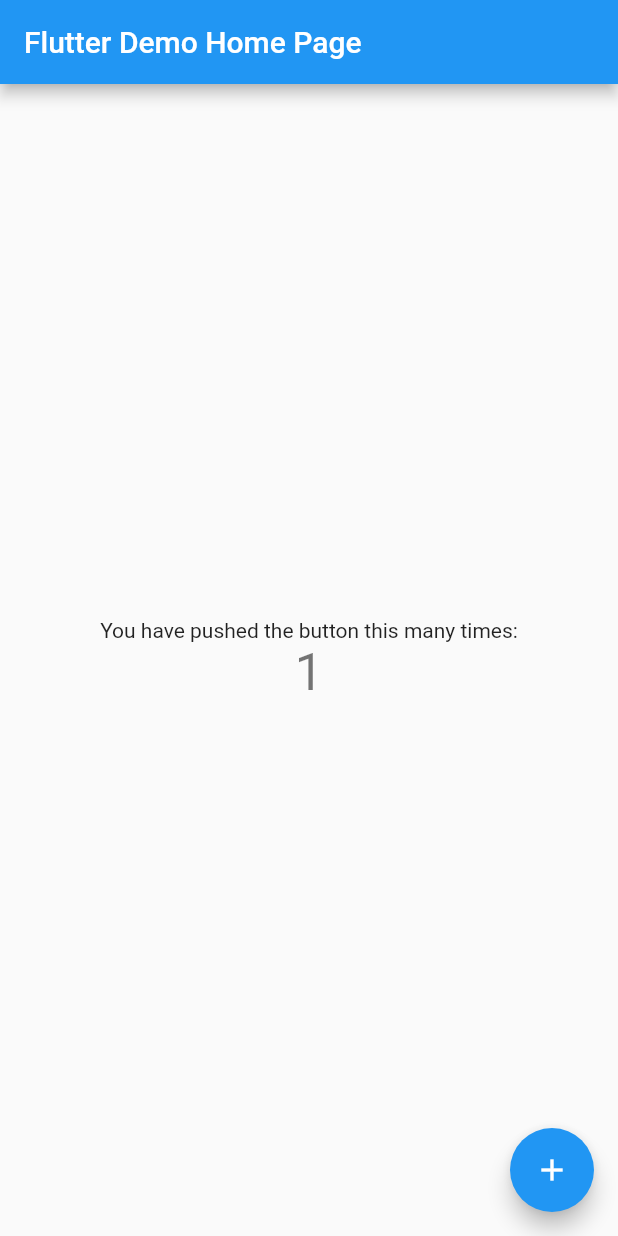
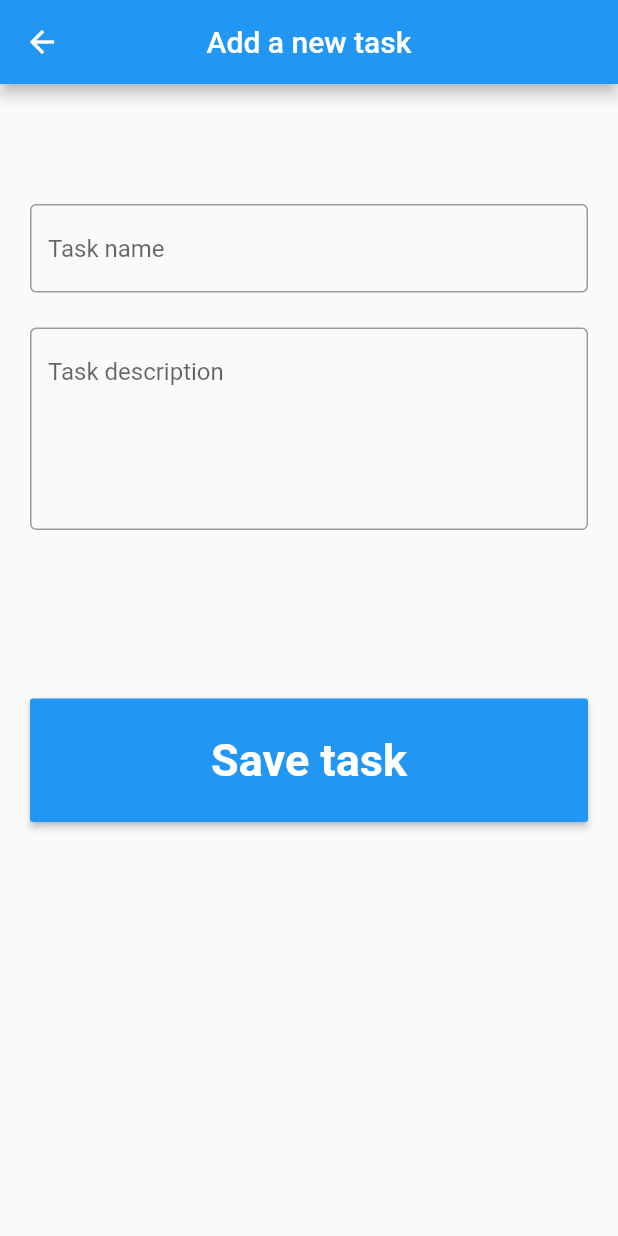
Before and after one commit to zastavropoulos/Day-planner-app, a Flutter app: the screen it shows after launch, after a tap on the "add" icon, on a phone screen of 412 x 824 dp. Run offline on Flutter 3.47's test engine with Material 2 defaults, Android fonts, the phone set to English and light mode, and no system bars.

Commit message:
Save and show tasks
Save new tasks in a json and show them in the list view.

```diff
--- /dev/null
+++ b/todo_planner_app/files/tasks.json
@@ -0,0 +1,26 @@
+[
+    {
+        "name": "Test task 1",
+        "description": "Test description 1"
+    },
+    {
+        "name": "Test task 2",
+        "description": "Test description 2"
+    },
+    {
+        "name":"Test task 3",
+        "description":"Test description 3"
+    },
+    {
+        "name": "Test task 4",
+        "description": "Test description 4"
+    },
+    {
+        "name": "Test task 5",
+        "description": "Test description 5"
+    },
+    {
+        "name": "Test task 6",
+        "description": "Test description 6"
+    }
+]
--- a/todo_planner_app/lib/main.dart
+++ b/todo_planner_app/lib/main.dart
@@ -1,4 +1,7 @@
+import 'dart:convert';
+
 import 'package:flutter/material.dart';
+import 'package:todo_planner_app/screens/addTask.dart';
 
 void main() {
   runApp(MyApp());
@@ -9,39 +12,19 @@ class MyApp extends StatelessWidget {
   @override
   Widget build(BuildContext context) {
     return MaterialApp(
-      title: 'Flutter Demo',
+      debugShowCheckedModeBanner: false,
+      title: 'To-do planner app',
       theme: ThemeData(
-        // This is the theme of your application.
-        //
-        // Try running your application with "flutter run". You'll see the
-        // application has a blue toolbar. Then, without quitting the app, try
-        // changing the primarySwatch below to Colors.green and then invoke
-        // "hot reload" (press "r" in the console where you ran "flutter run",
-        // or simply save your changes to "hot reload" in a Flutter IDE).
-        // Notice that the counter didn't reset back to zero; the application
-        // is not restarted.
         primarySwatch: Colors.blue,
-        // This makes the visual density adapt to the platform that you run
-        // the app on. For desktop platforms, the controls will be smaller and
-        // closer together (more dense) than on mobile platforms.
         visualDensity: VisualDensity.adaptivePlatformDensity,
       ),
-      home: MyHomePage(title: 'Flutter Demo Home Page'),
+      home: MyHomePage(title: 'Day planner app'),
     );
   }
 }
 
 class MyHomePage extends StatefulWidget {
   MyHomePage({Key key, this.title}) : super(key: key);
-
-  // This widget is the home page of your application. It is stateful, meaning
-  // that it has a State object (defined below) that contains fields that affect
-  // how it looks.
-
-  // This class is the configuration for the state. It holds the values (in this
-  // case the title) provided by the parent (in this case the App widget) and
-  // used by the build method of the State. Fields in a Widget subclass are
-  // always marked "final".
 
   final String title;
 
@@ -50,68 +33,53 @@ class MyHomePage extends StatefulWidget {
 }
 
 class _MyHomePageState extends State<MyHomePage> {
-  int _counter = 0;
-
-  void _incrementCounter() {
-    setState(() {
-      // This call to setState tells the Flutter framework that something has
-      // changed in this State, which causes it to rerun the build method below
-      // so that the display can reflect the updated values. If we changed
-      // _counter without calling setState(), then the build method would not be
-      // called again, and so nothing would appear to happen.
-      _counter++;
-    });
+  void _addTask() {
+    Navigator.push(
+      context,
+      MaterialPageRoute(builder: (context) => AddTask()),
+    );
   }
 
   @override
   Widget build(BuildContext context) {
-    // This method is rerun every time setState is called, for instance as done
-    // by the _incrementCounter method above.
-    //
-    // The Flutter framework has been optimized to make rerunning build methods
-    // fast, so that you can just rebuild anything that needs updating rather
-    // than having to individually change instances of widgets.
     return Scaffold(
       appBar: AppBar(
-        // Here we take the value from the MyHomePage object that was created by
-        // the App.build method, and use it to set our appbar title.
         title: Text(widget.title),
+        centerTitle: true,
       ),
-      body: Center(
-        // Center is a layout widget. It takes a single child and positions it
-        // in the middle of the parent.
-        child: Column(
-          // Column is also a layout widget. It takes a list of children and
-          // arranges them vertically. By default, it sizes itself to fit its
-          // children horizontally, and tries to be as tall as its parent.
-          //
-          // Invoke "debug painting" (press "p" in the console, choose the
-          // "Toggle Debug Paint" action from the Flutter Inspector in Android
-          // Studio, or the "Toggle Debug Paint" command in Visual Studio Code)
-          // to see the wireframe for each widget.
-          //
-          // Column has various properties to control how it sizes itself and
-          // how it positions its children. Here we use mainAxisAlignment to
-          // center the children vertically; the main axis here is the vertical
-          // axis because Columns are vertical (the cross axis would be
-          // horizontal).
-          mainAxisAlignment: MainAxisAlignment.center,
-          children: <Widget>[
-            Text(
-              'You have pushed the button this many times:',
-            ),
-            Text(
-              '$_counter',
-              style: Theme.of(context).textTheme.headline4,
-            ),
-          ],
+      body: Container(
+        margin: EdgeInsets.fromLTRB(0.0, 30.0, 0, 0),
+        height: MediaQuery.of(context).size.height * 0.9,
+        width: double.infinity,
+        child: FutureBuilder(
+          future: DefaultAssetBundle.of(context).loadString('files/tasks.json'),
+          builder: (context, snapshot) {
+            var tasksData = json.decode(snapshot.data.toString());
+            return ListView.builder(
+              itemCount: (tasksData == null) ? 0 : tasksData.length,
+              itemBuilder: (BuildContext context, int index) {
+                return Container(
+                  padding: EdgeInsets.symmetric(horizontal: 20.0),
+                  height: MediaQuery.of(context).size.height * 0.1,
+                  width: double.infinity,
+                  child: Row(
+                    mainAxisAlignment: MainAxisAlignment.spaceBetween,
+                    children: [
+                      Text('${tasksData[index]['name']}'),
+                      Icon(Icons.check_circle_outline),
+                    ],
+                  ),
+                );
+              },
+            );
+          },
         ),
       ),
       floatingActionButton: FloatingActionButton(
-        onPressed: _incrementCounter,
-        tooltip: 'Increment',
+        onPressed: _addTask,
+        tooltip: 'Add task',
         child: Icon(Icons.add),
-      ), // This trailing comma makes auto-formatting nicer for build methods.
+      ),
     );
   }
 }
--- /dev/null
+++ b/todo_planner_app/lib/models/task.dart
@@ -0,0 +1,15 @@
+class Task {
+  final String name;
+  final String description;
+
+  Task(this.name, this.description);
+
+  Task.fromJson(Map<String, dynamic> json)
+      : name = json['name'],
+        description = json['description'];
+
+  Map<String, dynamic> toJson() => {
+        'name': name,
+        'description': description,
+      };
+}
--- /dev/null
+++ b/todo_planner_app/lib/screens/addTask.dart
@@ -0,0 +1,151 @@
+import 'dart:convert';
+import 'dart:io';
+
+import 'package:flutter/cupertino.dart';
+import 'package:flutter/material.dart';
+import 'package:path_provider/path_provider.dart';
+
+class AddTask extends StatefulWidget {
+  @override
+  _AddTaskState createState() => _AddTaskState();
+}
+
+class _AddTaskState extends State<AddTask> {
+  String _taskName;
+  String _taskDescription;
+  final _nameController = TextEditingController();
+  final _descriptionController = TextEditingController();
+
+  File jsonFile;
+  Directory dir;
+  String fileName = 'tasks.json';
+  bool fileExists = false;
+  Map<String, dynamic> fileContent;
+
+  @override
+  void initState() {
+    super.initState();
+    getApplicationDocumentsDirectory().then((Directory directory) {
+      dir = directory;
+      jsonFile = new File(dir.path + "/" + fileName);
+      fileExists = jsonFile.existsSync();
+      if (fileExists)
+        this.setState(
+            () => fileContent = json.decode(jsonFile.readAsStringSync()));
+    });
+  }
+
+  void createFile(
+      Map<String, dynamic> content, Directory dir, String filename) {
+    File file = new File(dir.path + "/" + filename);
+    file.createSync();
+    fileExists = true;
+    file.writeAsStringSync(json.encode(content));
+  }
+
+  void writeToFile(String key, String value) {
+    Map<String, dynamic> content = {key: value};
+    if (fileExists) {
+      Map<String, dynamic> jsonFileContent =
+          json.decode(jsonFile.readAsStringSync());
+      jsonFileContent.addAll(content);
+      jsonFile.writeAsStringSync(json.encode(jsonFileContent));
+    } else {
+      createFile(content, dir, fileName);
+    }
+    this.setState(() => fileContent = json.decode(jsonFile.readAsStringSync()));
+  }
+
+  @override
+  Widget build(BuildContext context) {
+    return Scaffold(
+      appBar: AppBar(
+        title: Text('Add a new task'),
+        centerTitle: true,
+      ),
+      body: Container(
+        padding: EdgeInsets.symmetric(vertical: 80.0),
+        height: MediaQuery.of(context).size.height * 0.8,
+        width: double.infinity,
+        child: SingleChildScrollView(
+          child: Column(
+            mainAxisAlignment: MainAxisAlignment.start,
+            mainAxisSize: MainAxisSize.max,
+            children: [
+              _showNameTextbox(context),
+              _showDescriptionTextbox(context),
+              _saveTaskButton(context)
+            ],
+          ),
+        ),
+      ),
+    );
+  }
+
+  @override
+  void dispose() {
+    _nameController.dispose();
+    _descriptionController.dispose();
+    super.dispose();
+  }
+
+  Widget _showNameTextbox(BuildContext _context) {
+    return Container(
+      padding: EdgeInsets.symmetric(horizontal: 20.0),
+      width: double.infinity,
+      height: MediaQuery.of(_context).size.height * 0.10,
+      child: TextField(
+        controller: _nameController,
+        decoration: InputDecoration(
+          hintText: "Task name",
+          border: OutlineInputBorder(),
+        ),
+      ),
+    );
+  }
+
+  Widget _showDescriptionTextbox(BuildContext _context) {
+    return Container(
+      padding: EdgeInsets.symmetric(horizontal: 20.0),
+      width: double.infinity,
+      height: MediaQuery.of(_context).size.height * 0.3,
+      child: TextField(
+        controller: _descriptionController,
+        decoration: InputDecoration(
+          hintText: "Task description",
+          border: OutlineInputBorder(),
+        ),
+        maxLines: 5,
+      ),
+    );
+  }
+
+  Widget _saveTaskButton(BuildContext _context) {
+    return Container(
+      padding: EdgeInsets.symmetric(horizontal: 20.0),
+      width: double.infinity,
+      height: MediaQuery.of(_context).size.height * 0.10,
+      child: RaisedButton(
+        onPressed: () {
+          _saveNewTask();
+        },
+        color: Colors.blue,
+        child: Text(
+          'Save task',
+          style: TextStyle(
+              color: Colors.white, fontWeight: FontWeight.bold, fontSize: 30.0),
+        ),
+      ),
+    );
+  }
+
+  void _saveNewTask() {
+    _taskName = _nameController.text;
+    _taskDescription = _descriptionController.text;
+    print(dir);
+    print(fileExists);
+    print(fileContent);
+    writeToFile(_taskName, _taskDescription);
+    print(fileContent);
+  }
+}
--- a/todo_planner_app/pubspec.yaml
+++ b/todo_planner_app/pubspec.yaml
@@ -23,6 +23,7 @@ environment:
 dependencies:
   flutter:
     sdk: flutter
+  path_provider: ^1.6.24
 
 
   # The following adds the Cupertino Icons font to your application.
@@ -45,8 +46,8 @@ flutter:
   uses-material-design: true
 
   # To add assets to your application, add an assets section, like this:
-  # assets:
-  #   - images/a_dot_burr.jpeg
+  assets:
+    - files/tasks.json
   #   - images/a_dot_ham.jpeg
 
   # An image asset can refer to one or more resolution-specific "variants", see
```
Also changed, not shown: todo_planner_app/pubspec.lock.
